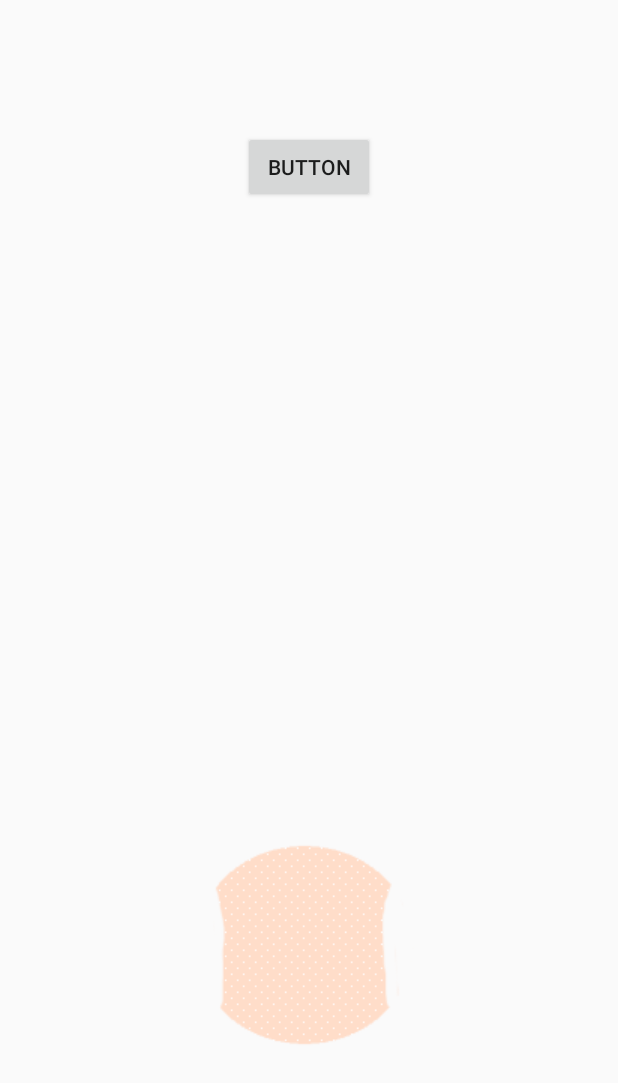
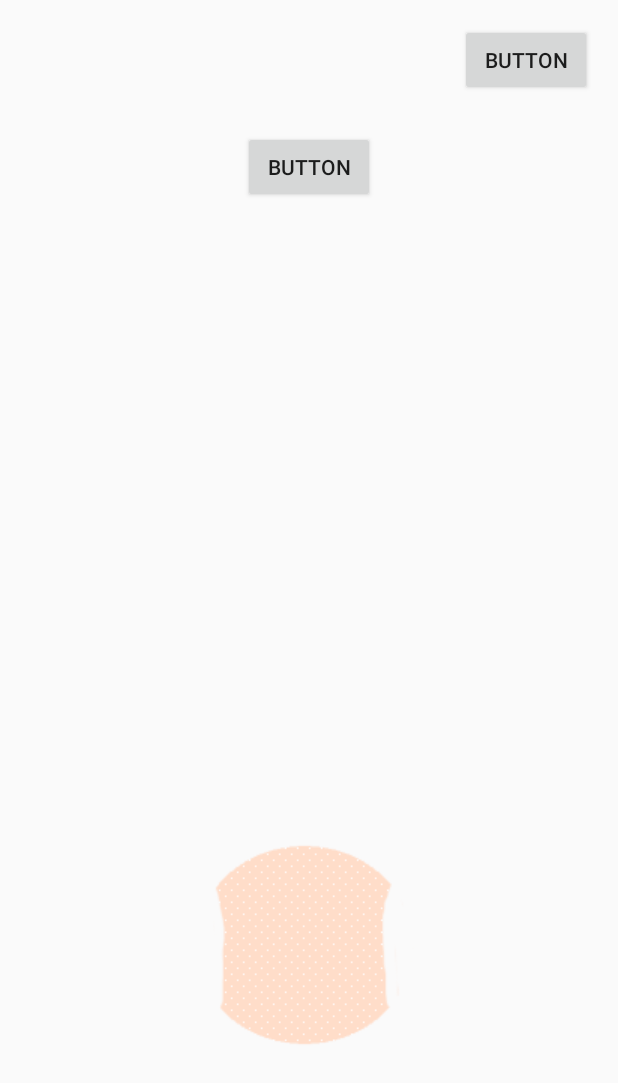
Before and after one commit to IvayloAsenov/GymBuddy, an Android app: the screen it shows after launch (Home), on a phone screen of 412 x 824 dp. Shown: the top 1083 px of the screen. Run offline under Robolectric (Android 15) with nearby library versions, the phone set to English and light mode, and no system bars.

Commit message:
-Added a AddWorkout class with a dropdown Spinner to choose the workout

```diff
--- a/app/src/main/java/com/example/ivo/gymbuddy/Home.java
+++ b/app/src/main/java/com/example/ivo/gymbuddy/Home.java
@@ -1,5 +1,6 @@
 package com.example.ivo.gymbuddy;
 
+import android.content.Intent;
 import android.os.Bundle;
 import android.support.design.widget.FloatingActionButton;
 import android.support.design.widget.Snackbar;
@@ -12,7 +13,10 @@ import android.widget.ImageView;
 public class Home extends AppCompatActivity implements BodyTypes{
 
     int current_body = 0;
+
     Button but;
+    Button b_add_workout;
+
     ImageView body_type;
 
     @Override
@@ -21,6 +25,8 @@ public class Home extends AppCompatActivity implements BodyTypes{
         setContentView(R.layout.activity_home);
 
         but = (Button) findViewById(R.id.button);
+        b_add_workout = (Button) findViewById(R.id.LogAWorkout);
+
         body_type = (ImageView) findViewById(R.id.body_type);
 
         but.setOnClickListener(new View.OnClickListener() {
@@ -34,6 +40,14 @@ public class Home extends AppCompatActivity implements BodyTypes{
                 current_body++;
             }
         });
+
+        b_add_workout.setOnClickListener(new View.OnClickListener() {
+            @Override
+            public void onClick(View v) {
+                Intent intent = new Intent(v.getContext(), AddWorkout.class);
+                startActivity(intent);
+            }
+        });
     }
 
 }
--- a/app/src/main/res/layout/activity_home.xml
+++ b/app/src/main/res/layout/activity_home.xml
@@ -32,4 +32,17 @@
         app:layout_constraintLeft_toLeftOf="parent"
         app:layout_constraintTop_toTopOf="parent" />
 
+    <Button
+        android:id="@+id/LogAWorkout"
+        android:layout_width="wrap_content"
+        android:layout_height="wrap_content"
+        android:text="Button"
+        tools:layout_constraintTop_creator="1"
+        tools:layout_constraintRight_creator="1"
+        android:layout_marginEnd="17dp"
+        app:layout_constraintRight_toRightOf="parent"
+        android:layout_marginTop="16dp"
+        app:layout_constraintTop_toTopOf="parent"
+        android:layout_marginRight="17dp" />
+
 </android.support.constraint.ConstraintLayout>
--- a/app/src/main/res/values/strings.xml
+++ b/app/src/main/res/values/strings.xml
@@ -1,4 +1,5 @@
 <resources>
     <string name="app_name">Gym Buddy</string>
     <string name="title_activity_home">Home</string>
+    <string name="title_activity_add_workout">AddWorkout</string>
 </resources>
```
Also changed, not shown: app/src/main/AndroidManifest.xml (+7 -3 lines), app/src/main/java/com/example/ivo/gymbuddy/AddWorkout.java (added, +27 -0 lines), app/src/main/java/com/example/ivo/gymbuddy/Workouts.java (added, +19 -0 lines), app/src/main/res/layout/activity_add_workout.xml (added, +25 -0 lines), app/src/main/res/layout/content_add_workout.xml (added, +11 -0 lines).
